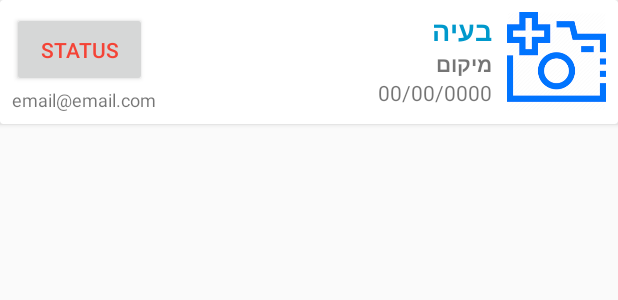
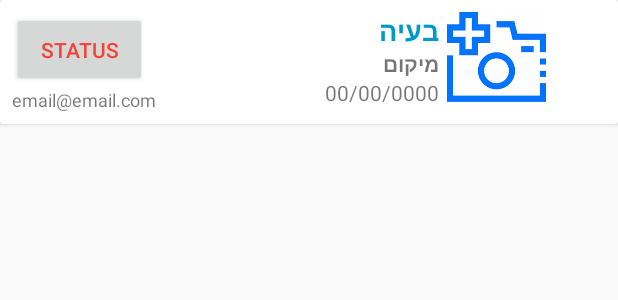
Before and after one commit to shavitA16/MokedOded, an Android app: the layout issue_template.xml on its own in the app's theme, with its tools: preview values and no code run, on a phone screen of 412 x 824 dp. Shown: the top 300 px of the screen. Run offline under Robolectric (Android 15) with nearby library versions, the phone set to English and light mode, and no system bars.

```diff
--- a/app/src/main/java/com/schoolproject/MokedOded/IssuesActivity.java
+++ b/app/src/main/java/com/schoolproject/MokedOded/IssuesActivity.java
@@ -29,6 +29,7 @@ public class IssuesActivity extends AppCompatActivity {
 
     private StorageReference mStorageRef;
     private DatabaseReference mDatabaseRef;
+    Button statusButton;
 
 
     @Override
@@ -36,6 +37,7 @@ public class IssuesActivity extends AppCompatActivity {
         super.onCreate(savedInstanceState);
         setContentView(R.layout.activity_issues);
 
+        statusButton = findViewById(R.id.statusButton);
         mStorageRef = FirebaseStorage.getInstance().getReference();
         mDatabaseRef = FirebaseDatabase.getInstance("https://the-moked-81b25-default-rtdb.europe-west1.firebasedatabase.app/").getReference().child("issues");
 
@@ -67,11 +69,11 @@ public class IssuesActivity extends AppCompatActivity {
             }
 
 
-
         };
 
         mDatabaseRef.addValueEventListener(getData);
         mDatabaseRef.addListenerForSingleValueEvent(getData);
 
+
     }
 }
--- a/app/src/main/res/layout/issue_template.xml
+++ b/app/src/main/res/layout/issue_template.xml
@@ -4,6 +4,7 @@
     android:layout_height="wrap_content">
 
     <RelativeLayout
+        android:id="@+id/relativeLayout"
         android:layout_width="match_parent"
         android:layout_height="match_parent"
         android:padding="8dp"
@@ -14,7 +15,7 @@
             android:layout_width="66dp"
             android:layout_height="66dp"
             android:layout_alignParentEnd="true"
-            android:layout_marginEnd="0dp"
+            android:layout_marginEnd="40dp"
             android:adjustViewBounds="true"
             android:contentDescription="TODO"
             android:maxWidth="96dp"
@@ -26,7 +27,7 @@
             android:layout_width="match_parent"
             android:layout_height="wrap_content"
             android:layout_marginStart="0dp"
-            android:layout_marginEnd="10dp"
+            android:layout_marginEnd="5dp"
             android:layout_toStartOf="@+id/issueImageView"
             android:layout_toEndOf="@+id/statusButton"
             android:text="בעיה"
@@ -40,7 +41,7 @@
             android:layout_width="match_parent"
             android:layout_height="wrap_content"
             android:layout_below="@+id/issueTypeTextView"
-            android:layout_marginEnd="10dp"
+            android:layout_marginEnd="5dp"
             android:layout_toStartOf="@+id/issueImageView"
             android:layout_toEndOf="@+id/statusButton"
             android:text="מיקום"
@@ -54,7 +55,7 @@
             android:layout_height="wrap_content"
             android:layout_below="@+id/issueLocationTextView"
             android:layout_toStartOf="@+id/issueImageView"
-            android:layout_marginEnd="10dp"
+            android:layout_marginEnd="5dp"
             android:textDirection="rtl"
             android:text="00/00/0000" />
 
```
Also changed, not shown: app/src/main/java/com/schoolproject/MokedOded/ReportActivity.java (+5 -5 lines), app/src/main/java/com/schoolproject/MokedOded/issueAdapter.java (+11 -0 lines).
